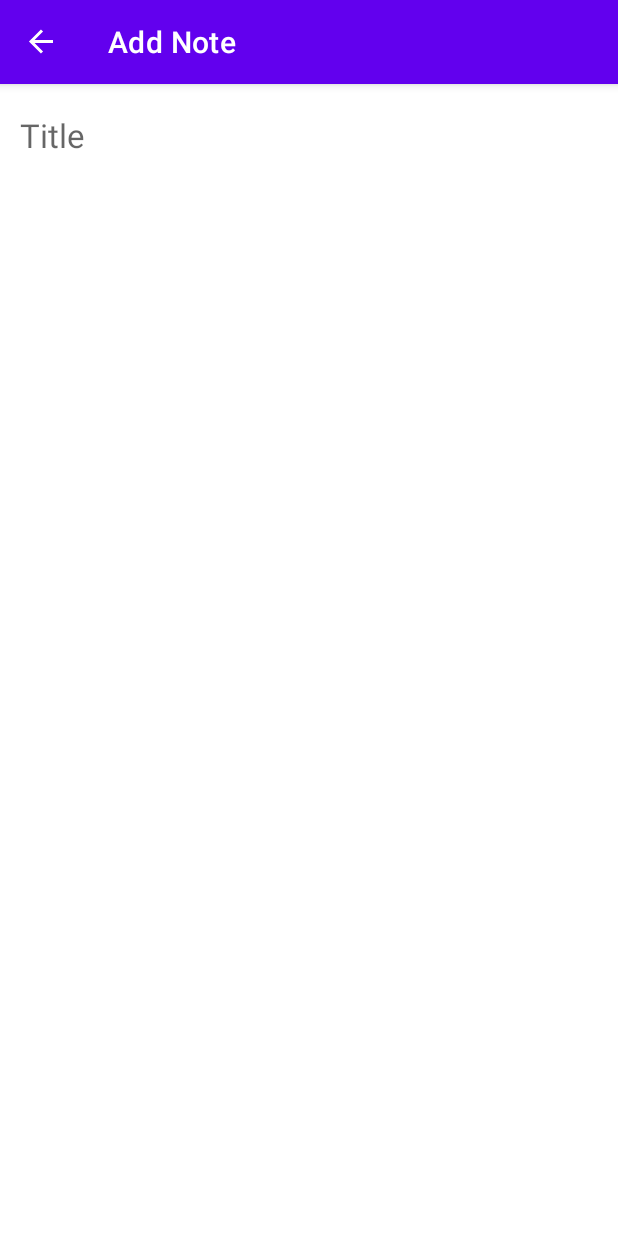
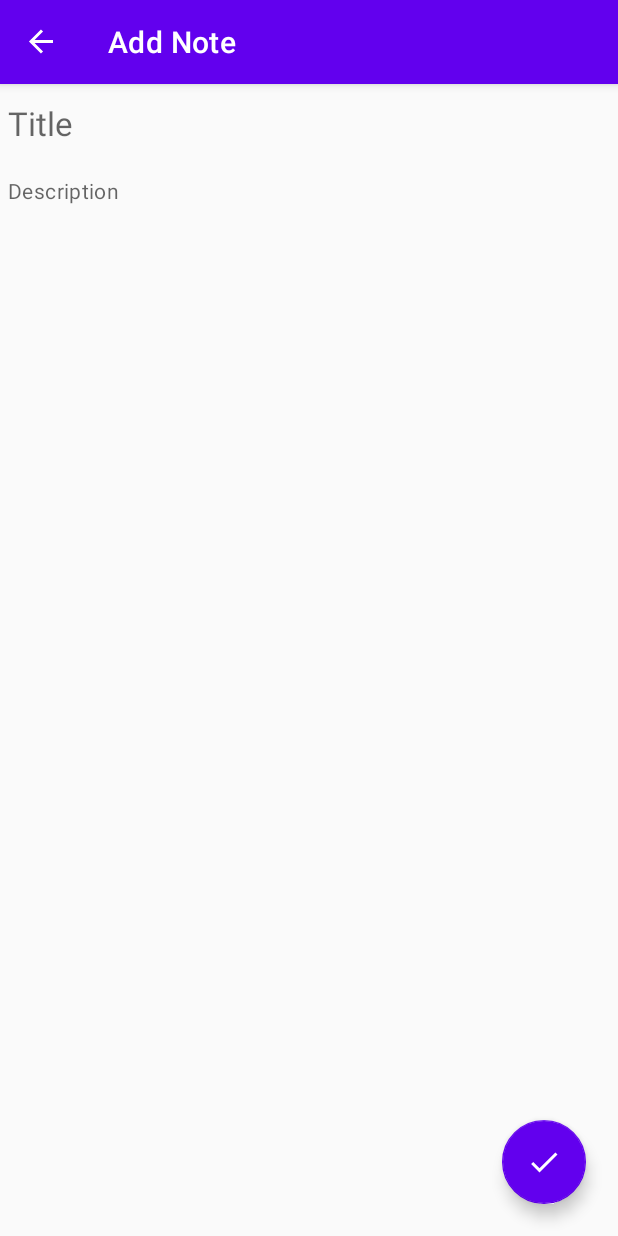
Before and after one commit to hamzaazman/KotlinTodoList, an Android app: the AddFragment screen opened through its navigation route, on a phone screen of 412 x 824 dp. Run offline under Robolectric (Android 15) with nearby library versions, the phone set to English and light mode, and no system bars; our stand-ins replace navigation-ui.

Commit message:
refactor: some layout changes

```diff
--- a/app/src/main/AndroidManifest.xml
+++ b/app/src/main/AndroidManifest.xml
@@ -16,6 +16,7 @@
         tools:targetApi="31">
         <activity
             android:name=".MainActivity"
+            android:windowSoftInputMode="adjustResize"
             android:exported="true">
             <intent-filter>
                 <action android:name="android.intent.action.MAIN" />
--- a/app/src/main/res/layout/fragment_add.xml
+++ b/app/src/main/res/layout/fragment_add.xml
@@ -1,11 +1,15 @@
 <?xml version="1.0" encoding="utf-8"?>
-<LinearLayout xmlns:android="http://schemas.android.com/apk/res/android"
+<androidx.coordinatorlayout.widget.CoordinatorLayout xmlns:android="http://schemas.android.com/apk/res/android"
+    xmlns:app="http://schemas.android.com/apk/res-auto"
     xmlns:tools="http://schemas.android.com/tools"
     android:layout_width="match_parent"
     android:layout_height="match_parent"
     android:orientation="vertical"
-    android:padding="8dp"
     tools:context=".ui.AddFragment">
+
+    <androidx.constraintlayout.widget.ConstraintLayout
+        android:layout_width="match_parent"
+        android:layout_height="match_parent">
 
         <EditText
             android:id="@+id/etTitle"
@@ -15,15 +19,36 @@
             android:hint="Title"
             android:inputType="text"
             android:lines="1"
-        android:textAppearance="@style/TextAppearance.Material3.TitleLarge" />
+            android:textAppearance="@style/TextAppearance.Material3.TitleLarge"
+            app:layout_constraintEnd_toEndOf="parent"
+            app:layout_constraintStart_toStartOf="parent"
+            app:layout_constraintTop_toTopOf="parent" />
 
         <EditText
             android:id="@+id/etDescription"
             android:layout_width="match_parent"
-        android:layout_height="match_parent"
+            android:layout_height="wrap_content"
             android:backgroundTint="@android:color/transparent"
+            android:focusable="true"
             android:gravity="start"
+            android:hint="Description"
             android:inputType="textMultiLine"
-        android:textAppearance="@style/TextAppearance.Material3.BodyMedium" />
+            android:textAppearance="@style/TextAppearance.Material3.BodyMedium"
+            app:layout_constraintEnd_toEndOf="parent"
+            app:layout_constraintStart_toStartOf="parent"
+            app:layout_constraintTop_toBottomOf="@+id/etTitle" />
 
-</LinearLayout>
+        <com.google.android.material.floatingactionbutton.FloatingActionButton
+            android:id="@+id/saveFab"
+            android:layout_width="wrap_content"
+            android:layout_height="wrap_content"
+            android:layout_margin="20dp"
+            android:adjustViewBounds="true"
+            app:fabSize="normal"
+            android:focusable="true"
+            android:src="@drawable/ic_check"
+            app:layout_constraintBottom_toBottomOf="parent"
+            app:layout_constraintEnd_toEndOf="parent" />
+
+    </androidx.constraintlayout.widget.ConstraintLayout>
+</androidx.coordinatorlayout.widget.CoordinatorLayout>
--- a/app/src/main/res/layout/fragment_list.xml
+++ b/app/src/main/res/layout/fragment_list.xml
@@ -26,6 +26,7 @@
         android:layout_width="0dp"
         android:layout_height="0dp"
         android:clipToPadding="false"
+        android:padding="8dp"
         app:layout_constraintBottom_toBottomOf="parent"
         app:layout_constraintEnd_toEndOf="parent"
         app:layout_constraintStart_toStartOf="parent"
@@ -36,9 +37,10 @@
         android:id="@+id/fabAdd"
         android:layout_width="wrap_content"
         android:layout_height="wrap_content"
-        android:layout_margin="16dp"
+        android:layout_margin="20dp"
         android:contentDescription="TODO"
         android:src="@drawable/ic_add"
+        app:fabSize="normal"
         app:layout_constraintBottom_toBottomOf="parent"
         app:layout_constraintEnd_toEndOf="parent" />
 
```
Also changed, not shown: app/src/main/res/layout/fragment_edit.xml (+30 -5 lines), app/src/main/res/values/themes.xml (+11 -2 lines). Lines whose indentation alone changed are shown as unchanged.
